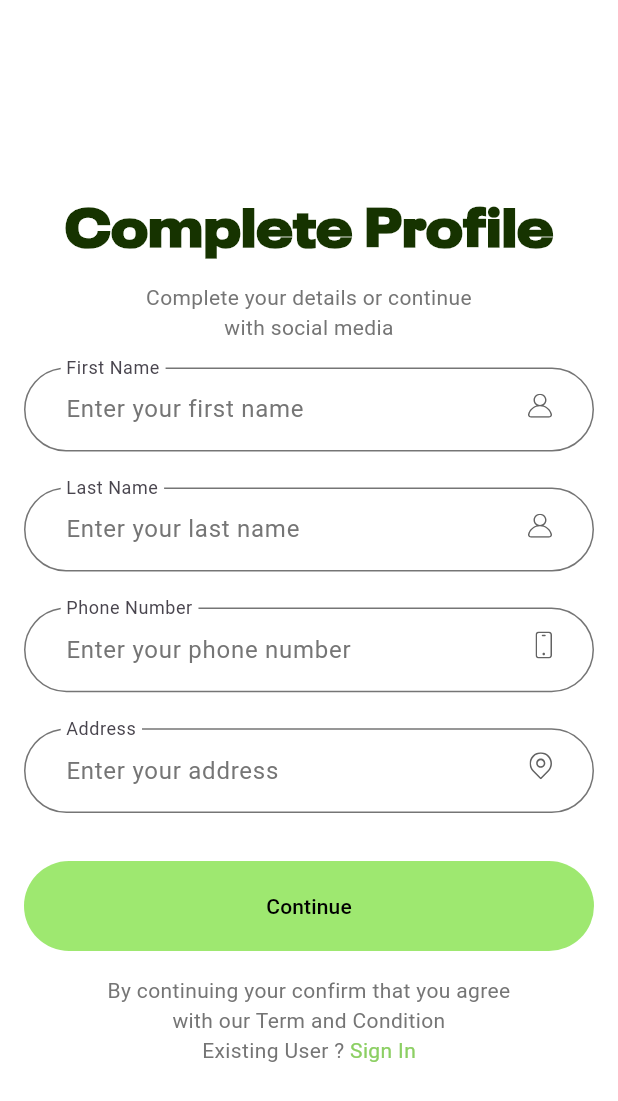
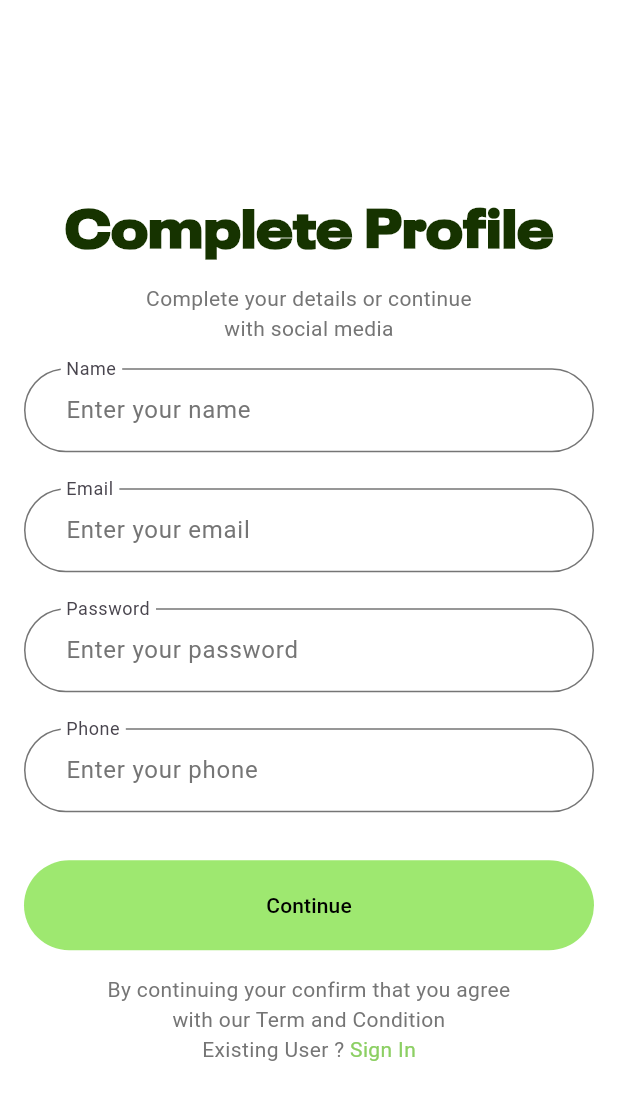
Before and after one commit to knokvik/PetTrove, a Flutter app: the ComplateProfileScreen screen opened directly, on a phone screen of 412 x 824 dp. Shown: the top 1101 px of the screen. Run offline on Flutter 3.47's test engine with Material 3 defaults, Android fonts, the phone set to English and light mode, and no system bars; our stand-ins replace equatable, flutter_bloc, flutter_svg, shared_preferences; missing offline and left inert: dart:ffi; accounts and stored records are empty; project files that could hold a hidden picture were left out.

Commit message:
Register State Logic Developed

```diff
--- a/lib/bloc/auth/auth_bloc.dart
+++ b/lib/bloc/auth/auth_bloc.dart
@@ -38,3 +38,30 @@ class LoginBloc extends Bloc<LoginEvent, LoginState> {
     });
   }
 }
+// register_bloc.dart
+class RegisterBloc extends Bloc<RegisterEvent, RegisterState> {
+  final AuthRepository authRepository;
+
+  RegisterBloc({required this.authRepository}) : super(RegisterState.initial()) {
+    on<RegisterSubmitted>((event, emit) async {
+      emit(state.copyWith(isSubmitting: true));
+
+      try {
+        final isSuccess = await authRepository.register(
+          name: event.name,
+          email: event.email,
+          password: event.password,
+          phone: event.phone,
+        );
+
+        if (isSuccess) {
+          emit(state.copyWith(isSubmitting: false, isSuccess: true));
+        } else {
+          emit(state.copyWith(isSubmitting: false, isFailure: true));
+        }
+      } catch (_) {
+        emit(state.copyWith(isSubmitting: false, isFailure: true));
+      }
+    });
+  }
+}
--- a/lib/bloc/auth/auth_event.dart
+++ b/lib/bloc/auth/auth_event.dart
@@ -28,3 +28,20 @@ class LoginPasswordChanged extends LoginEvent {
 class LoginSubmitted extends LoginEvent {}
 
 //--------------------------------------------------
+
+// register_event.dart
+abstract class RegisterEvent {}
+
+class RegisterSubmitted extends RegisterEvent {
+  final String name;
+  final String email;
+  final String password;
+  final String phone;
+
+  RegisterSubmitted({
+    required this.name,
+    required this.email,
+    required this.password,
+    required this.phone,
+  });
+}
--- a/lib/bloc/auth/auth_state.dart
+++ b/lib/bloc/auth/auth_state.dart
@@ -46,3 +46,38 @@ class LoginState extends Equatable {
   @override
   List<Object> get props => [email, password, isSubmitting, isSuccess, isFailure];
 }
+
+// register_state.dart
+class RegisterState {
+  final bool isSubmitting;
+  final bool isSuccess;
+  final bool isFailure;
+
+  const RegisterState({
+    required this.isSubmitting,
+    required this.isSuccess,
+    required this.isFailure,
+  });
+
+  // Factory constructor for initial state
+  factory RegisterState.initial() {
+    return const RegisterState(
+      isSubmitting: false,
+      isSuccess: false,
+      isFailure: false,
+    );
+  }
+
+  // Copy with method to modify state values
+  RegisterState copyWith({
+    bool? isSubmitting,
+    bool? isSuccess,
+    bool? isFailure,
+  }) {
+    return RegisterState(
+      isSubmitting: isSubmitting ?? this.isSubmitting,
+      isSuccess: isSuccess ?? this.isSuccess,
+      isFailure: isFailure ?? this.isFailure,
+    );
+  }
+}
--- a/lib/data/repository/auth_repository.dart
+++ b/lib/data/repository/auth_repository.dart
@@ -6,18 +6,11 @@ class AuthRepository {
 
     // Trim to avoid whitespace issues
     if (email.trim() == "test@example.com" && password.trim() == "password123") {
-      final prefs = await SharedPreferences.getInstance();
-      await prefs.setBool('isLoggedIn', true);  // Save login state
+      // final prefs = await SharedPreferences.getInstance();
+      // await prefs.setBool('isLoggedIn', true);  // Save login state
       return true;
     }
     return false;
-  }
-
-  Future<bool> register({required String name, required String email, required String password}) async {
-    await Future.delayed(const Duration(seconds: 2));
-    final prefs = await SharedPreferences.getInstance();
-    await prefs.setBool('isLoggedIn', true);  // User is logged in automatically after registration
-    return true;
   }
 
   Future<bool> isLoggedIn() async {
@@ -29,4 +22,18 @@ class AuthRepository {
     final prefs = await SharedPreferences.getInstance();
     await prefs.remove('isLoggedIn');
   }
+
+  Future<bool> register({
+    required String name,
+    required String email,
+    required String password,
+    required String phone,
+  }) async {
+
+      print("$name\n$email\n$password\n$phone");
+
+      await Future.delayed(const Duration(seconds: 2));
+
+    return true;
+  }
 }
--- a/lib/main.dart
+++ b/lib/main.dart
@@ -29,7 +29,6 @@ class _MyAppState extends State<MyApp> {
   }
 
   void _checkLoginStatus() async {
-    await _authRepository.logout();
     bool isLoggedIn = await _authRepository.isLoggedIn();
     setState(() {
       _isLoggedIn = isLoggedIn;
@@ -42,6 +41,9 @@ class _MyAppState extends State<MyApp> {
       providers: [
         BlocProvider<LoginBloc>(
           create: (context) => LoginBloc(authRepository: _authRepository),
+        ),
+        BlocProvider(
+          create: (context) => RegisterBloc(authRepository: AuthRepository()),
         ),
       ],
       child: MaterialApp(
--- a/lib/presentation/screens/auth/signup.dart
+++ b/lib/presentation/screens/auth/signup.dart
@@ -1,7 +1,13 @@
 import 'package:flutter/material.dart';
+import 'package:flutter_bloc/flutter_bloc.dart';
 // TODO: add flutter_svg package
 import 'package:flutter_svg/flutter_svg.dart';
+import 'package:pettrove/bloc/auth/auth_bloc.dart';
+import 'package:pettrove/bloc/auth/auth_event.dart';
+import 'package:pettrove/bloc/auth/auth_state.dart';
+import 'package:pettrove/data/repository/auth_repository.dart';
 import 'package:pettrove/presentation/screens/auth/login.dart';
+import 'package:pettrove/presentation/screens/home.dart';
 
 class ComplateProfileScreen extends StatelessWidget {
   const ComplateProfileScreen({super.key});
@@ -36,7 +42,7 @@ class ComplateProfileScreen extends StatelessWidget {
                     ),
                     // const SizedBox(height: 16),
                     SizedBox(height: MediaQuery.of(context).size.height * 0.02),
-                    const ComplateProfileForm(),
+                    const CompleteProfileForm(),
                     SizedBox(height: MediaQuery.of(context).size.height * 0.02),
 
                     const Text(
@@ -95,99 +101,140 @@ class ExistingUser extends StatelessWidget {
     );
   }
 }
+// CompleteProfileForm
+class CompleteProfileForm extends StatefulWidget {
+  const CompleteProfileForm({super.key});
 
-class ComplateProfileForm extends StatelessWidget {
-  const ComplateProfileForm({super.key});
+  @override
+  _CompleteProfileFormState createState() => _CompleteProfileFormState();
+}
+
+class _CompleteProfileFormState extends State<CompleteProfileForm> {
+  final TextEditingController nameController = TextEditingController();
+  final TextEditingController emailController = TextEditingController();
+  final TextEditingController passwordController = TextEditingController();
+  final TextEditingController phoneController = TextEditingController();
 
   @override
   Widget build(BuildContext context) {
-    return Form(
+    return BlocListener<RegisterBloc, RegisterState>(
+      listener: (context, state) {
+        if (state.isSubmitting) {
+          showDialog(
+            context: context,
+            barrierDismissible: false,
+            builder: (_) => const Center(
+              child: CircularProgressIndicator(
+                color: Color.fromRGBO(22, 51, 0, 1),
+                strokeWidth: 4,
+              ),
+            ),
+          );
+        } else if (state.isSuccess) {
+          Navigator.pop(context);
+          ScaffoldMessenger.of(context).showSnackBar(
+            const SnackBar(content: Text("Profile Updated Successfully")),
+          );
+          Navigator.pushAndRemoveUntil(
+            context,
+            MaterialPageRoute(builder: (context) => Home()),
+            (route) => false,
+          );
+        } else if (state.isFailure) {
+          Navigator.pop(context);
+          ScaffoldMessenger.of(context).showSnackBar(
+            const SnackBar(content: Text("Profile Update Failed. Please try again.")),
+          );
+        }
+      },
+      child: Form(
         child: Column(
           children: [
             TextFormField(
-            onSaved: (firstName) {},
-            onChanged: (firstName) {},
+              controller: nameController,
               textInputAction: TextInputAction.next,
               decoration: InputDecoration(
-                hintText: "Enter your first name",
-                labelText: "First Name",
+                hintText: "Enter your name",
+                labelText: "Name",
                 floatingLabelBehavior: FloatingLabelBehavior.always,
                 hintStyle: const TextStyle(color: Color(0xFF757575)),
-                contentPadding: const EdgeInsets.symmetric(
-                  horizontal: 24,
-                  vertical: 16,
-                ),
-                suffix: SvgPicture.string(userIcon),
+                contentPadding: const EdgeInsets.symmetric(horizontal: 24, vertical: 16),
                 border: authOutlineInputBorder,
                 enabledBorder: authOutlineInputBorder,
                 focusedBorder: authOutlineInputBorder.copyWith(
-                    borderSide: const BorderSide(color: Color.fromRGBO(140, 207, 99, 1),))),
+                  borderSide: const BorderSide(color: Color.fromRGBO(140, 207, 99, 1)),
+                ),
+              ),
             ),
             Padding(
               padding: const EdgeInsets.symmetric(vertical: 24),
               child: TextFormField(
-              onSaved: (lastName) {},
-              onChanged: (lastName) {},
+                controller: emailController,
                 textInputAction: TextInputAction.next,
                 decoration: InputDecoration(
-                  hintText: "Enter your last name",
-                  labelText: "Last Name",
+                  hintText: "Enter your email",
+                  labelText: "Email",
                   floatingLabelBehavior: FloatingLabelBehavior.always,
                   hintStyle: const TextStyle(color: Color(0xFF757575)),
-                  contentPadding: const EdgeInsets.symmetric(
-                    horizontal: 24,
-                    vertical: 16,
-                  ),
-                  suffix: SvgPicture.string(userIcon),
+                  contentPadding: const EdgeInsets.symmetric(horizontal: 24, vertical: 16),
                   border: authOutlineInputBorder,
                   enabledBorder: authOutlineInputBorder,
                   focusedBorder: authOutlineInputBorder.copyWith(
-                      borderSide: const BorderSide(color: Color.fromRGBO(140, 207, 99, 1),))),
+                    borderSide: const BorderSide(color: Color.fromRGBO(140, 207, 99, 1)),
+                  ),
+                ),
               ),
             ),
             TextFormField(
-            onSaved: (password) {},
-            onChanged: (password) {},
-            keyboardType: TextInputType.phone,
+              controller: passwordController,
+              keyboardType: TextInputType.text,
               decoration: InputDecoration(
-                hintText: "Enter your phone number",
-                labelText: "Phone Number",
+                hintText: "Enter your password",
+                labelText: "Password",
                 floatingLabelBehavior: FloatingLabelBehavior.always,
                 hintStyle: const TextStyle(color: Color(0xFF757575)),
-                contentPadding: const EdgeInsets.symmetric(
-                  horizontal: 24,
-                  vertical: 16,
-                ),
-                suffix: SvgPicture.string(phoneIcon),
+                contentPadding: const EdgeInsets.symmetric(horizontal: 24, vertical: 16),
                 border: authOutlineInputBorder,
                 enabledBorder: authOutlineInputBorder,
                 focusedBorder: authOutlineInputBorder.copyWith(
-                    borderSide: const BorderSide(color: Color.fromRGBO(140, 207, 99, 1),))),
+                  borderSide: const BorderSide(color: Color.fromRGBO(140, 207, 99, 1)),
+                ),
+              ),
             ),
             Padding(
               padding: const EdgeInsets.symmetric(vertical: 24),
               child: TextFormField(
-              onSaved: (address) {},
-              onChanged: (address) {},
+                keyboardType: TextInputType.phone,
+                controller: phoneController,
                 decoration: InputDecoration(
-                  hintText: "Enter your address",
-                  labelText: "Address",
+                  hintText: "Enter your phone",
+                  labelText: "Phone",
                   floatingLabelBehavior: FloatingLabelBehavior.always,
                   hintStyle: const TextStyle(color: Color(0xFF757575)),
-                  contentPadding: const EdgeInsets.symmetric(
-                    horizontal: 24,
-                    vertical: 16,
-                  ),
-                  suffix: SvgPicture.string(locationPointIcon),
+                  contentPadding: const EdgeInsets.symmetric(horizontal: 24, vertical: 16),
                   border: authOutlineInputBorder,
                   enabledBorder: authOutlineInputBorder,
                   focusedBorder: authOutlineInputBorder.copyWith(
-                      borderSide: const BorderSide(color: Color.fromRGBO(140, 207, 99, 1),))),
+                    borderSide: const BorderSide(color: Color.fromRGBO(140, 207, 99, 1)),
+                  ),
+                ),
               ),
             ),
             const SizedBox(height: 8),
             ElevatedButton(
-            onPressed: () {},
+              onPressed: () {
+                final name = nameController.text;
+                final email = emailController.text;
+                final password = passwordController.text;
+                final phone = phoneController.text;
+
+                context.read<RegisterBloc>().add(RegisterSubmitted(
+                  name: name,
+                  email: email,
+                  password: password,
+                  phone: phone,
+                ));
+              },
               style: ElevatedButton.styleFrom(
                 elevation: 0,
                 backgroundColor: Color.fromRGBO(158, 232, 112, 1),
@@ -199,14 +246,25 @@ class ComplateProfileForm extends StatelessWidget {
               ),
               child: Padding(
                 padding: const EdgeInsets.symmetric(vertical: 20),
-              child: const Text("Continue",style: TextStyle(color: Colors.black),),
+                child: const Text("Continue", style: TextStyle(color: Colors.black)),
               ),
-          )
+            ),
           ],
+        ),
       ),
     );
   }
+
+  @override
+  void dispose() {
+    nameController.dispose();
+    phoneController.dispose();
+    emailController.dispose();
+    passwordController.dispose();
+    super.dispose();
   }
+}
+
 
 // Icons
 const userIcon =
```
Lines whose indentation alone changed are shown as unchanged.
